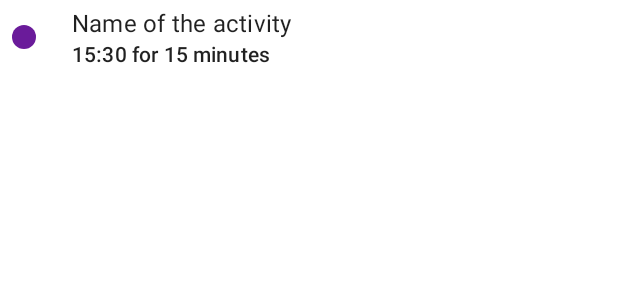
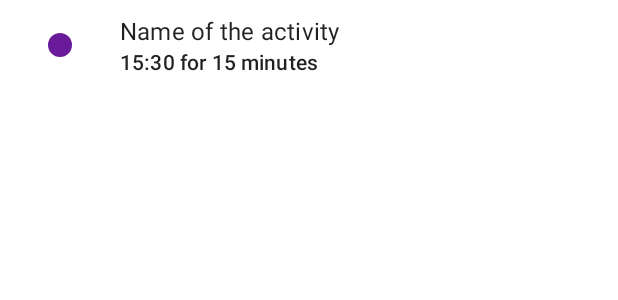
Before and after one commit to sampittko/unilj-sedentti, an Android app: the layout item_timeline_home.xml on its own in the app's theme, with its tools: preview values and no code run, on a phone screen of 412 x 824 dp. Shown: the top 300 px of the screen. Run offline under Robolectric (Android 15) with nearby library versions, the phone set to English and light mode, and no system bars.

Commit message:
timeline ui is better now

```diff
--- a/app/src/main/java/sk/tuke/ms/sedentti/ui/home/HomeFragment.java
+++ b/app/src/main/java/sk/tuke/ms/sedentti/ui/home/HomeFragment.java
@@ -24,7 +24,7 @@ import sk.tuke.ms.sedentti.model.Session;
 public class HomeFragment extends Fragment {
 
     private HomeViewModel homeViewModel;
-    private final int TIMELINE_ITEM_HEIGHT = 50;
+    private final int TIMELINE_ITEM_HEIGHT = 60;
 
     public View onCreateView(@NonNull LayoutInflater inflater,
                              ViewGroup container, Bundle savedInstanceState) {
--- a/app/src/main/res/layout/fragment_home.xml
+++ b/app/src/main/res/layout/fragment_home.xml
@@ -235,7 +235,7 @@
             android:layout_height="wrap_content"
             android:layout_marginStart="32dp"
             android:layout_marginTop="32dp"
-            android:text="Timeline"
+            android:text="Recent activity"
             app:layout_constraintStart_toStartOf="parent"
             app:layout_constraintTop_toBottomOf="@+id/f_home_layout_timegraphs" />
 
@@ -255,7 +255,6 @@
             android:id="@+id/end_padding_scrollview_element"
             android:layout_width="wrap_content"
             android:layout_height="wrap_content"
-            android:layout_marginTop="32dp"
             android:text=""
             app:layout_constraintLeft_toLeftOf="parent"
             app:layout_constraintTop_toBottomOf="@+id/f_home_layout_timeline" />
--- a/app/src/main/res/layout/item_timeline_home.xml
+++ b/app/src/main/res/layout/item_timeline_home.xml
@@ -1,30 +1,33 @@
 <?xml version="1.0" encoding="utf-8"?>
 <LinearLayout xmlns:android="http://schemas.android.com/apk/res/android"
     android:layout_width="match_parent"
-    android:layout_height="50dp"
+    android:layout_height="60dp"
     android:gravity="center_vertical"
     android:orientation="horizontal">
 
     <TextView
+        android:id="@+id/tw_f_home_timeline_dot"
         android:layout_width="16dp"
         android:layout_height="16dp"
-        android:layout_marginStart="8dp"
+        android:layout_marginStart="32dp"
         android:background="@drawable/shape_timeline_circle_sedentarry" />
 
     <LinearLayout
         android:layout_width="match_parent"
         android:layout_height="match_parent"
-        android:layout_marginStart="24dp"
+        android:layout_marginStart="32dp"
         android:gravity="center_vertical"
         android:orientation="vertical">
 
         <TextView
+            android:id="@+id/tw_f_home_timeline_activity_name"
             style="@style/TextAppearance.MaterialComponents.Subtitle1"
             android:layout_width="match_parent"
             android:layout_height="wrap_content"
             android:text="Name of the activity" />
 
         <TextView
+            android:id="@+id/tw_f_home_timeline_activity_time"
             style="@style/TextAppearance.MaterialComponents.Subtitle2"
             android:layout_width="match_parent"
             android:layout_height="wrap_content"
```
